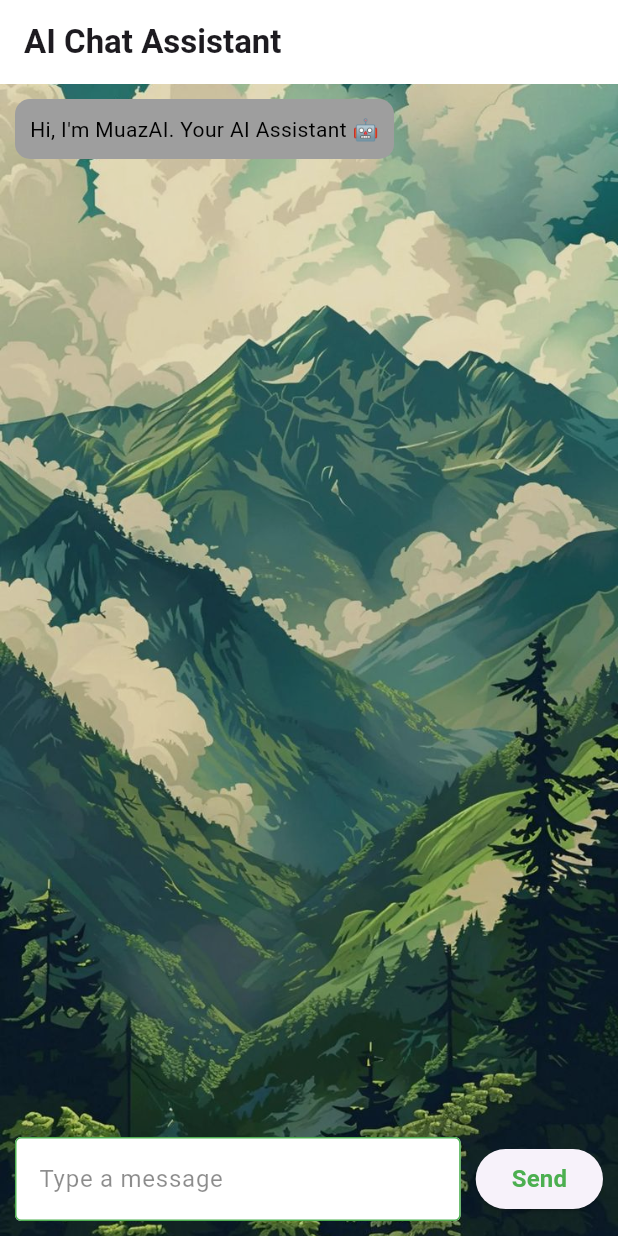
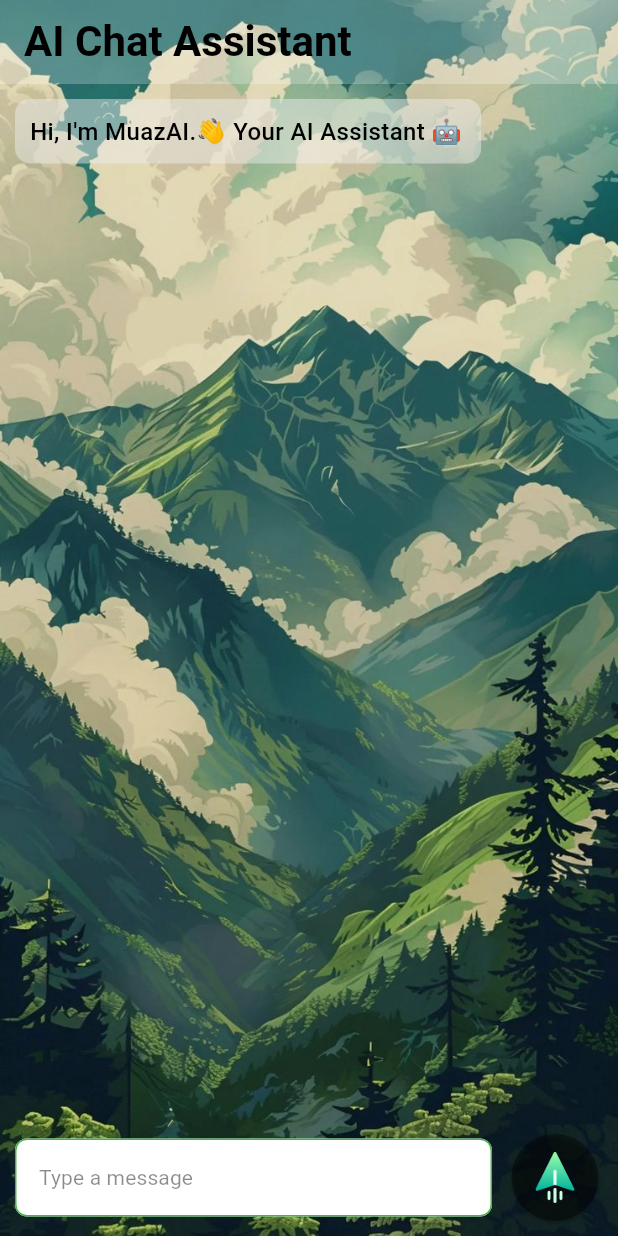
Before and after one commit to MuazRahman/ai-chat-app-v0, a Flutter app: the screen it shows after launch, on a phone screen of 412 x 824 dp. Run offline on Flutter 3.47's test engine with Material 3 defaults, Android fonts, the phone set to English and light mode, and no system bars; our stand-ins replace get, logger.

Commit message:
ui screen enhanced, send button icon, appbar updated

```diff
--- a/lib/api_service.dart
+++ b/lib/api_service.dart
@@ -5,8 +5,9 @@ import 'package:logger/logger.dart';
 import 'message_model.dart';
 
 class ApiService {
-  static const String _apiKey = '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';
+  static const String _apiKey = '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';
   static const String _apiUrl = 'https://api.groq.com/openai/v1/chat/completions';
+  static const String _aIModel = 'meta-llama/llama-4-maverick-17b-128e-instruct'; // Model may occur issue. Change it when needed by selecting another model and the model will found view code
 
   final Logger _logger = Logger();
 
@@ -33,7 +34,7 @@ class ApiService {
       },
       body: jsonEncode({
         'messages': messagesForApi,
-        'model': 'meta-llama/llama-4-scout-17b-16e-instruct', // Model may occur issue. Change it when needed by selecting another model and the model will found view code
+        'model': _aIModel,
       }),
     );
 
@@ -46,7 +47,7 @@ class ApiService {
     } else {
       _logger.e('Status Code => ${response.statusCode}');
       _logger.e('Error Body => ${response.body}');
-      return 'Failed to get response';
+      return 'Failed to get response.😟 Try again letter!';
     }
   }
 }
--- a/lib/app.dart
+++ b/lib/app.dart
@@ -2,19 +2,49 @@ import 'package:flutter/material.dart';
 
 import 'chat_page.dart';
 
-class ChatApp extends StatefulWidget {
+class ChatApp extends StatelessWidget {
   const ChatApp({super.key});
 
   @override
-  State<ChatApp> createState() => _ChatAppState();
-}
-
-class _ChatAppState extends State<ChatApp> {
-  @override
   Widget build(BuildContext context) {
     return MaterialApp(
-      title: 'AI Chat Assistant',
-      home: ChatPage(),
+      debugShowCheckedModeBanner: false,
+      title: "AI Chat Assistant",
+      home: const ChatPage(),
+      theme: ThemeData(
+        appBarTheme: AppBarTheme(
+          backgroundColor: Colors.white24,
+          titleTextStyle: TextStyle(fontWeight: FontWeight.w600, fontSize: 28, color: Colors.black),
+        ),
+        textTheme: TextTheme(
+          titleSmall: TextStyle(color: Colors.black, fontWeight: FontWeight.w500),
+        ),
+        textSelectionTheme: TextSelectionThemeData(
+          cursorColor: Colors.green,
+          selectionColor: Colors.green.shade200,
+          selectionHandleColor: Colors.green.shade400,
+        ),
+        inputDecorationTheme: InputDecorationTheme(
+          fillColor: Colors.white,
+          filled: true,
+          border: OutlineInputBorder(
+            borderRadius: BorderRadius.all(Radius.circular(8)),
+            borderSide: BorderSide(color: Colors.green),
+          ),
+          enabledBorder: OutlineInputBorder(
+            borderRadius: BorderRadius.all(Radius.circular(8)),
+            borderSide: BorderSide(color: Colors.green),
+          ),
+          focusedBorder: OutlineInputBorder(
+            borderRadius: BorderRadius.all(Radius.circular(8)),
+            borderSide: BorderSide(color: Colors.green),
+          ),
+          hintStyle: TextStyle(
+            color: Colors.black45,
+            fontWeight: FontWeight.w400,
+          ),
+        ),
+      ),
     );
   }
 }
--- a/lib/assets_path.dart
+++ b/lib/assets_path.dart
@@ -1,4 +1,4 @@
 class AssetsPath {
-  // static const String backgroundImage = 'assets/whatsapp_background.jpg';
   static const String backgroundImage = 'assets/green_hill.jpg';
+  static const String sendButtonIcon = 'assets/send.png';
 }
--- a/lib/chat_controller.dart
+++ b/lib/chat_controller.dart
@@ -20,7 +20,7 @@ class ChatController extends GetxController {
           "He is a skilled Mobile App Developer, Engineer, and Researcher with expertise in Flutter Framework, Artificial Intelligence, Machine Learning, and Natural Language Processing'. "
           "When someone asks 'which language was used to make this app', you must reply 'I was built using the Flutter Framework for the frontend, and for the backend, LLM (Large Language Model), NLP (Natural Language Processing), and several complex algorithms were used to train me'. "
           "When someone asks 'about any premium or purchase plan or subscription', you must reply 'Nope! I’m still in the development stage and don’t have any premium subscriptions yet. I’m a free AI assistant — you can use me without any cost or limits. I’m here to help anyone who needs it, no subscription needed. Just chat with me anytime and ask whatever you like!'. "
-          "Answer all other questions in a friendly and helpful manner."
+          "Answer all other questions in a friendly and helpful manner. Try to use proper emoji based on situation if needed in your answer"
 
     }
   ];
@@ -32,7 +32,7 @@ class ChatController extends GetxController {
   void onInit() {
     super.onInit();
     _messages.add(Message(
-      text: "Hi, I'm MuazAI. Your AI Assistant 🤖",
+      text: "Hi, I'm MuazAI.👋 Your AI Assistant 🤖",
       isMe: false,
     ));
     _initialized = true; // Setup done immediately because system prompt is ready
--- a/lib/chat_page.dart
+++ b/lib/chat_page.dart
@@ -1,11 +1,12 @@
 import 'package:ai_chat_app/assets_path.dart';
-import 'package:ai_chat_app/message_model.dart';
 import 'package:flutter/material.dart';
 import 'package:get/get.dart';
 
 import 'chat_controller.dart';
 
 class ChatPage extends StatefulWidget {
+  const ChatPage({super.key});
+
   @override
   State<ChatPage> createState() => _ChatPageState();
 }
@@ -15,47 +16,51 @@ class _ChatPageState extends State<ChatPage> {
 
   @override
   Widget build(BuildContext context) {
+    final TextStyle? textStyle = Theme.of(context).textTheme.titleSmall;
+
     return Stack(
       children: [
         Positioned.fill(
           child: ColorFiltered(
             colorFilter: ColorFilter.mode(
-              Colors.black.withOpacity(0.1), // 0.4 = 40% dark
+              Colors.black.withAlpha(25), // withOpacity(0.4) = 40% dark
               BlendMode.darken,
             ),
-            child: Image.asset(
-              AssetsPath.backgroundImage,
-              fit: BoxFit.cover,
-            ),
+            child: Image.asset(AssetsPath.backgroundImage, fit: BoxFit.cover),
           ),
         ),
         Scaffold(
           backgroundColor: Colors.transparent,
-          appBar: AppBar(title: Text('AI Chat Assistant', style: TextStyle(fontWeight: FontWeight.w600),),backgroundColor: Colors.white,),
+          appBar: AppBar(title: const Text('AI Chat Assistant')),
           body: Column(
             children: [
               Expanded(
                 child: Obx(
-                      () => ListView.builder(
+                  () => ListView.builder(
                     itemCount: _chatController.messages.length,
                     itemBuilder: (context, index) {
                       final message = _chatController.messages[index];
                       return Align(
                         alignment:
-                        message.isMe
-                            ? Alignment.centerRight
-                            : Alignment.centerLeft,
+                            message.isMe
+                                ? Alignment.centerRight
+                                : Alignment.centerLeft,
                         child: Container(
-                          margin: EdgeInsets.all(10),
-                          padding: EdgeInsets.all(10),
+                          margin: const EdgeInsets.all(10),
+                          padding: const EdgeInsets.all(10),
                           decoration: BoxDecoration(
-                            color: message.isMe ? Colors.blue : Colors.grey,
+                            color:
+                                message.isMe
+                                    ? Colors.black45.withAlpha(100)
+                                    : Colors.grey.shade200.withAlpha(120),
                             borderRadius: BorderRadius.circular(10),
                           ),
-                          child: Text(
+                          child: SelectableText(
                             message.text,
                             style: TextStyle(
                               color: message.isMe ? Colors.white : Colors.black,
+                              fontSize: message.isMe ? 15.5 : 16,
+                              fontWeight: FontWeight.w500,
                             ),
                           ),
                         ),
@@ -71,27 +76,22 @@ class _ChatPageState extends State<ChatPage> {
                     Expanded(
                       child: TextField(
                         controller: _chatController.textController,
-                        cursorColor: Colors.green,
-                        decoration: InputDecoration(
-                          fillColor: Colors.white, filled: true,
-                          border: OutlineInputBorder(
-                            borderSide: BorderSide(color: Colors.green)
-                          ),
-                          enabledBorder: OutlineInputBorder(
-                            borderSide: BorderSide(color: Colors.green),
-                          ),
-                          focusedBorder: OutlineInputBorder(
-                            borderSide: BorderSide(color: Colors.green)
-                          ),
+                        decoration: const InputDecoration(
                           hintText: 'Type a message',
-                          hintStyle: TextStyle(color: Colors.black45, fontWeight: FontWeight.w400)
                         ),
+                        style: textStyle,
                       ),
                     ),
-                    SizedBox(width: 10),
+                    const SizedBox(width: 10),
                     ElevatedButton(
                       onPressed: _chatController.sendMessage,
-                      child: Text('Send', style: TextStyle(color: Colors.green, fontWeight: FontWeight.bold, fontSize: 16),),
+                      style: ElevatedButton.styleFrom(
+                        shape: const CircleBorder(),
+                        padding: const EdgeInsets.all(12),
+                        // Adjust padding for size
+                        backgroundColor: Colors.black38, // Button color
+                      ),
+                      child: Image.asset(AssetsPath.sendButtonIcon, width: 34),
                     ),
                   ],
                 ),
@@ -102,6 +102,7 @@ class _ChatPageState extends State<ChatPage> {
       ],
     );
   }
+
   @override
   void dispose() {
     super.dispose();
--- a/lib/main.dart
+++ b/lib/main.dart
@@ -2,5 +2,5 @@ import 'package:ai_chat_app/app.dart';
 import 'package:flutter/material.dart';
 
 void main() {
-  runApp(ChatApp());
+  runApp(const ChatApp());
 }
```
Also changed, not shown: assets/send.png (added), lib/generated/assets.dart.
